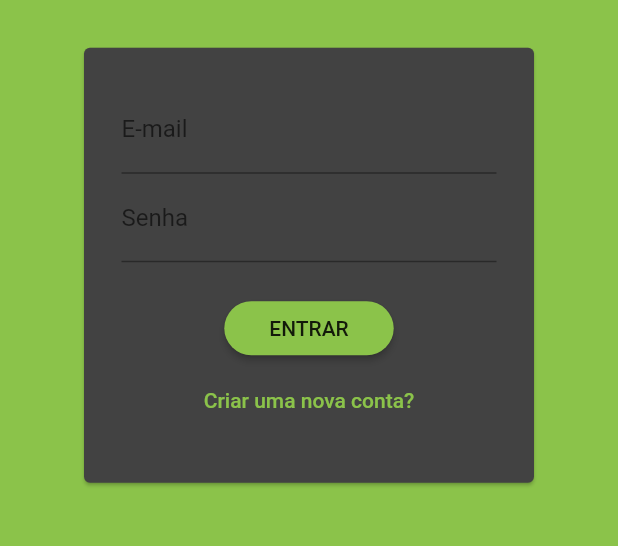
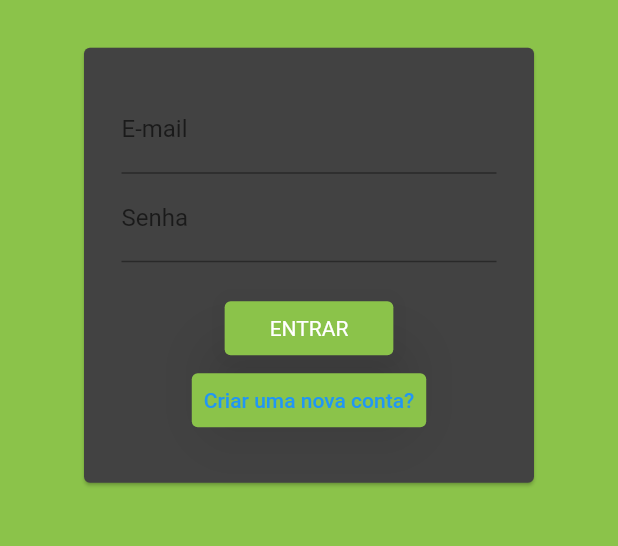
Before and after one commit to eusouakau/teste, a Flutter app: the screen it shows after launch, on a phone screen of 412 x 824 dp, the part 427-973 px from its top. Run offline on Flutter 3.47's test engine with Material 2 defaults, Android fonts, the phone set to English and light mode, and no system bars; missing offline and left inert: orion_client.

Commit message:
Update of buttons that are obsolete in flutter 2

```diff
--- a/lib/widgets/auth_card.dart
+++ b/lib/widgets/auth_card.dart
@@ -71,12 +71,16 @@ class _AuthCardState extends State<AuthCard>
       ),
       SizedBox(height: 20),
       _authData.isSignup
-          ? RaisedButton(
-              color: Theme.of(context).primaryColor,
-              textColor: Theme.of(context).primaryTextTheme.button.color,
+          ? ElevatedButton(
+              style: ElevatedButton.styleFrom(
+                primary: Theme.of(context).primaryColor,
+                textStyle: TextStyle(
+                    color: Theme.of(context).primaryTextTheme.button.color),
                 padding: EdgeInsets.symmetric(
                   horizontal: 30.0,
                   vertical: 8.0,
+                ),
+                elevation: 20,
               ),
               child: Text('CADASTRAR'),
               onPressed: () => onSignup(_data),
@@ -90,12 +94,16 @@ class _AuthCardState extends State<AuthCard>
                       );
                     },*/
             )
-          : RaisedButton(
-              color: Theme.of(context).primaryColor,
-              textColor: Theme.of(context).primaryTextTheme.button.color,
+          : ElevatedButton(
+              style: ElevatedButton.styleFrom(
+                elevation: 20,
+                primary: Theme.of(context).primaryColor,
+                textStyle: TextStyle(
+                    color: Theme.of(context).primaryTextTheme.button.color),
                 padding: EdgeInsets.symmetric(
                   horizontal: 30.0,
                   vertical: 8.0,
+                ),
               ),
               child: Text('ENTRAR'),
               // onPressed: () => onLogin(_data) == null
@@ -120,8 +128,10 @@ class _AuthCardState extends State<AuthCard>
                 }
               },
             ),
-      FlatButton(
-        textColor: Theme.of(context).primaryColor,
+      TextButton(
+        style: TextButton.styleFrom(
+          backgroundColor: Theme.of(context).primaryColor,
+        ),
         child: Text(
           _authData.isLogin ? 'Criar uma nova conta?' : 'Já possui uma conta?',
         ),
```
Also changed, not shown: pubspec.lock. Lines whose indentation alone changed are shown as unchanged.
